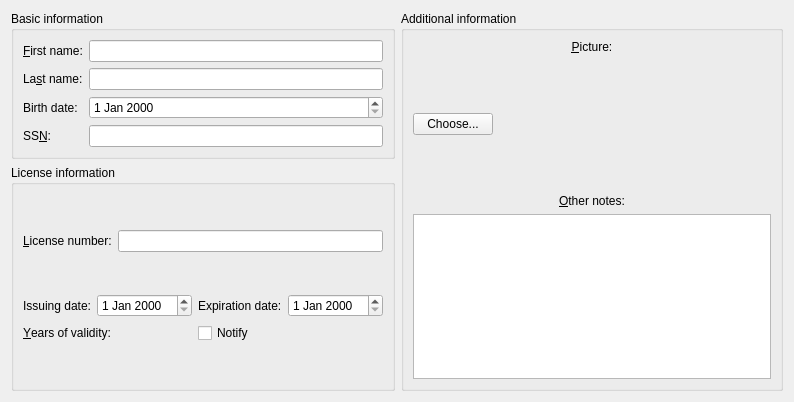
Above: src/uis/addprofilewidget.ui from riccardobellini/VehicleReminder before the change. Below: the same form after it.
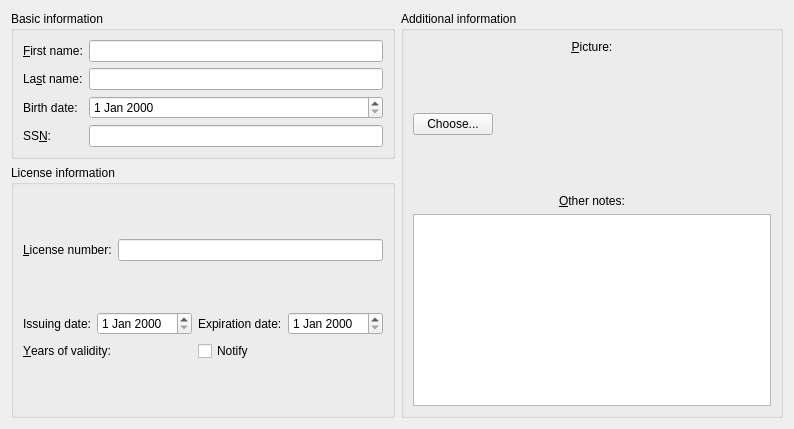
That is the form after the change. Custom widgets are drawn as their Qt base class.

Commit message:
Check for expiration date when adding a profile
Fix issue #1

```diff
--- a/src/uis/addprofilewidget.ui
+++ b/src/uis/addprofilewidget.ui
@@ -7,14 +7,14 @@
     <x>0</x>
     <y>0</y>
     <width>794</width>
-    <height>402</height>
+    <height>429</height>
    </rect>
   </property>
   <property name="windowTitle">
    <string>Add profile</string>
   </property>
-  <layout class="QHBoxLayout" name="horizontalLayout" stretch="1,2">
-   <item>
+  <layout class="QGridLayout" name="gridLayout">
+   <item row="0" column="0">
     <layout class="QVBoxLayout" name="verticalLayout_3">
      <item>
       <widget class="QGroupBox" name="basicInfoGroupBox">
@@ -198,7 +198,7 @@
      </item>
     </layout>
    </item>
-   <item>
+   <item row="0" column="1">
     <widget class="QGroupBox" name="additionalInfoGroupBox">
      <property name="sizePolicy">
       <sizepolicy hsizetype="Preferred" vsizetype="Preferred">
```
The commit also changes 2 other files.
